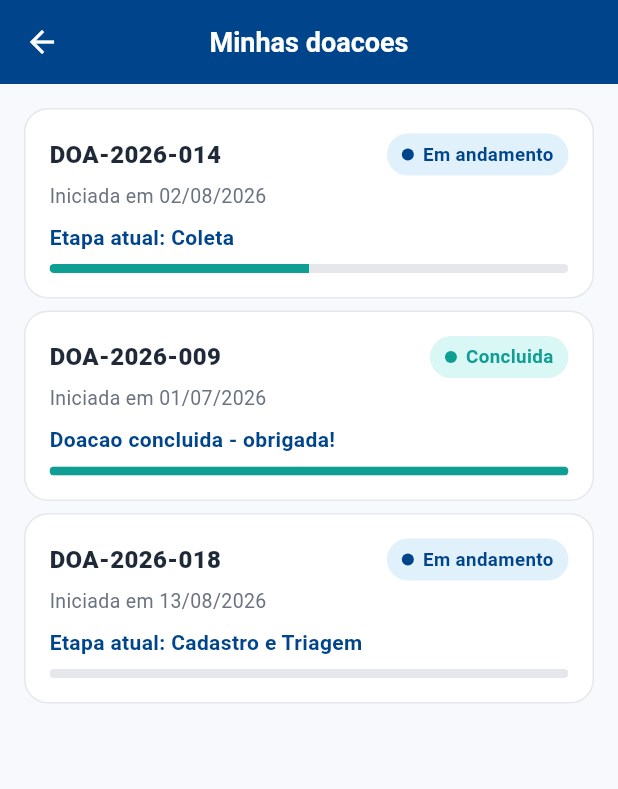
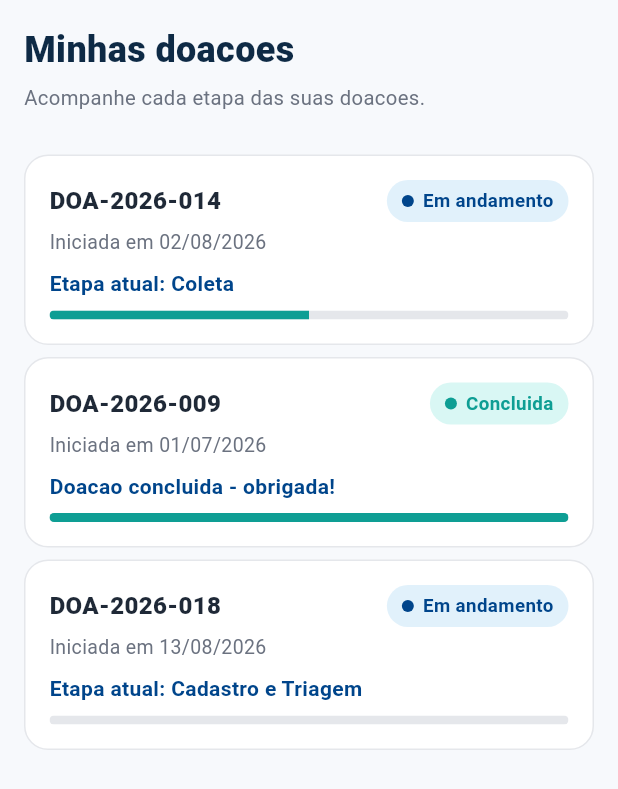
Before and after one commit to victoruizz/sprint-flutter-nutriz, a Flutter app: the DonationsScreen widget shown alone on an empty page, opened directly, on a phone screen of 412 x 824 dp. Shown: the top 789 px of the screen. Run offline on Flutter 3.47's test engine with Material 3 defaults, Android fonts, the phone set to English and light mode, and no system bars.

Commit message:
fix: remove barras de titulo duplicadas e centraliza o conteudo
Com o header unico do app, as cinco abas nao precisam mais de AppBar
propria - o nome da area passa a aparecer no corpo, como no Page.tsx do
web. Em telas largas o app agora fica numa coluna centralizada, em vez de
esticar de borda a borda.

```diff
--- a/lib/screens/donations/donations_screen.dart
+++ b/lib/screens/donations/donations_screen.dart
@@ -5,6 +5,7 @@ import '../../core/theme/app_colors.dart';
 import '../../core/theme/app_spacing.dart';
 import '../../data/mock_doacoes.dart';
 import '../../models/etapa_doacao.dart';
+import '../../widgets/page_title.dart';
 import '../../widgets/section_card.dart';
 import '../../widgets/status_badge.dart';
 import 'donation_detail_screen.dart';
@@ -14,14 +15,19 @@ class DonationsScreen extends StatelessWidget {
 
   @override
   Widget build(BuildContext context) {
-    return Scaffold(
-      appBar: AppBar(title: const Text('Minhas doacoes')),
-      body: ListView.separated(
+    return ListView.separated(
       padding: const EdgeInsets.all(AppSpacing.md),
-        itemCount: doacoesMock.length,
+      itemCount: doacoesMock.length + 1,
       separatorBuilder: (_, __) => const SizedBox(height: AppSpacing.sm),
       itemBuilder: (context, i) {
-          final doacao = doacoesMock[i];
+        if (i == 0) {
+          return const PageTitle(
+            titulo: 'Minhas doacoes',
+            descricao: 'Acompanhe cada etapa das suas doacoes.',
+          );
+        }
+
+        final doacao = doacoesMock[i - 1];
         return SectionCard(
             onTap: () => Navigator.push(
               context,
@@ -80,7 +86,6 @@ class DonationsScreen extends StatelessWidget {
             ),
         );
       },
-      ),
     );
   }
 }
--- /dev/null
+++ b/lib/widgets/page_title.dart
@@ -0,0 +1,38 @@
+import 'package:flutter/material.dart';
+
+import '../core/theme/app_colors.dart';
+
+/// Titulo de pagina exibido dentro do conteudo, como o Page.tsx do
+/// web-nutriz - o header do app so carrega a wordmark, entao o nome da area
+/// aparece aqui.
+class PageTitle extends StatelessWidget {
+  final String titulo;
+  final String? descricao;
+
+  const PageTitle({super.key, required this.titulo, this.descricao});
+
+  @override
+  Widget build(BuildContext context) {
+    return Column(
+      crossAxisAlignment: CrossAxisAlignment.start,
+      children: [
+        Text(
+          titulo,
+          style: const TextStyle(
+            fontSize: 24,
+            fontWeight: FontWeight.w800,
+            color: Color(0xFF0E2A45),
+          ),
+        ),
+        if (descricao != null) ...[
+          const SizedBox(height: 6),
+          Text(
+            descricao!,
+            style: const TextStyle(fontSize: 13.5, color: AppColors.muted),
+          ),
+        ],
+        const SizedBox(height: 20),
+      ],
+    );
+  }
+}
```
Also changed, not shown: lib/app.dart (+13 -0 lines), lib/screens/content/content_screen.dart (+15 -10 lines), lib/screens/home/home_screen.dart (+4 -7 lines), lib/screens/points/points_screen.dart (+11 -6 lines), lib/screens/profile/profile_screen.dart (+6 -7 lines). Lines whose indentation alone changed are shown as unchanged.
